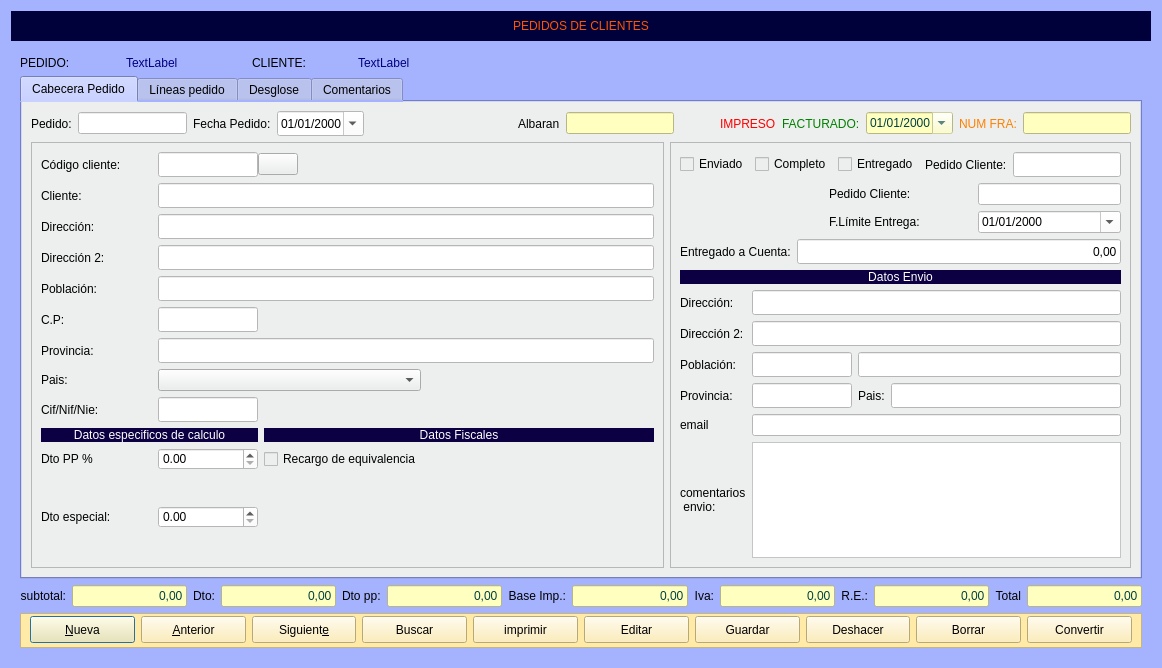
This is Zona_Ventas/frmpedidos.ui in arcnexus/RedFoX as Qt 5 draws it before an edit. The edited form follows.
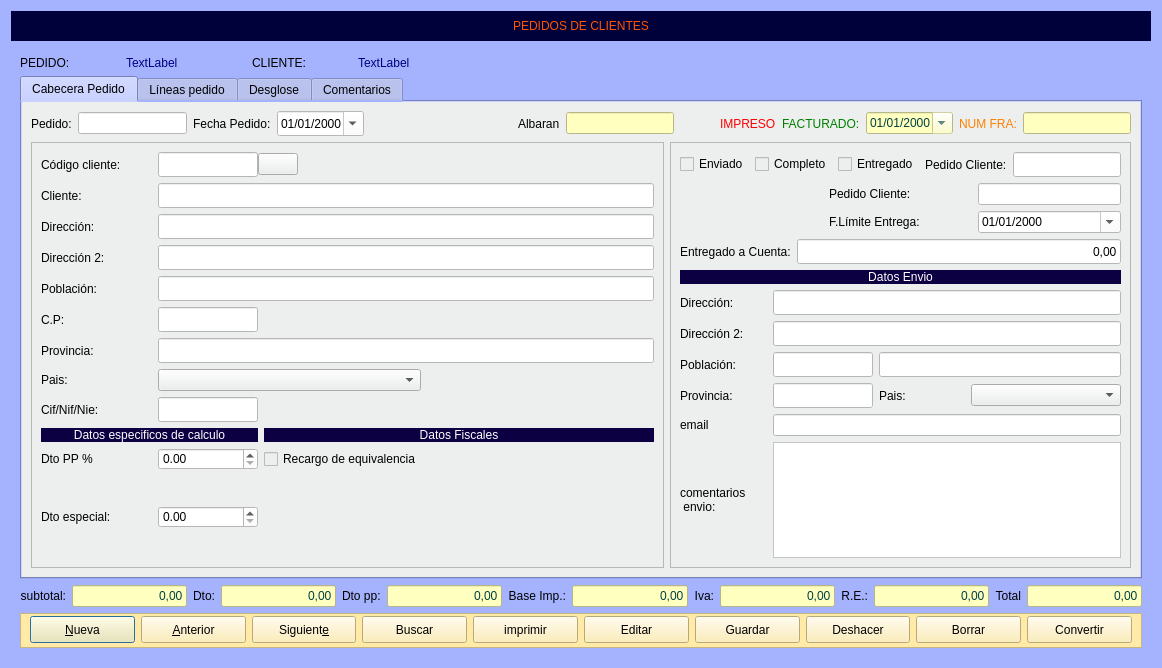
This is the edited form. Icons and pictures are not drawn.

What changed in the file:
```diff
--- a/Zona_Ventas/frmpedidos.ui
+++ b/Zona_Ventas/frmpedidos.ui
@@ -1208,19 +1208,6 @@
                   </property>
                  </widget>
                 </item>
-                <item row="4" column="3">
-                 <widget class="QLineEdit" name="txtpais_entrega">
-                  <property name="minimumSize">
-                   <size>
-                    <width>0</width>
-                    <height>25</height>
-                   </size>
-                  </property>
-                  <property name="styleSheet">
-                   <string notr="true">background-color: rgb(255, 255, 255);</string>
-                  </property>
-                 </widget>
-                </item>
                 <item row="3" column="2" colspan="2">
                  <widget class="QLineEdit" name="txtpoblacion_entrega">
                   <property name="sizePolicy">
@@ -1335,6 +1322,16 @@
                   </property>
                  </widget>
                 </item>
+                <item row="4" column="3">
+                 <widget class="QComboBox" name="cbopais_entrega">
+                  <property name="minimumSize">
+                   <size>
+                    <width>150</width>
+                    <height>0</height>
+                   </size>
+                  </property>
+                 </widget>
+                </item>
                </layout>
               </item>
               <item row="2" column="2">
```
Left out of the diff: 13 changed lines with no effect on the pictures.
